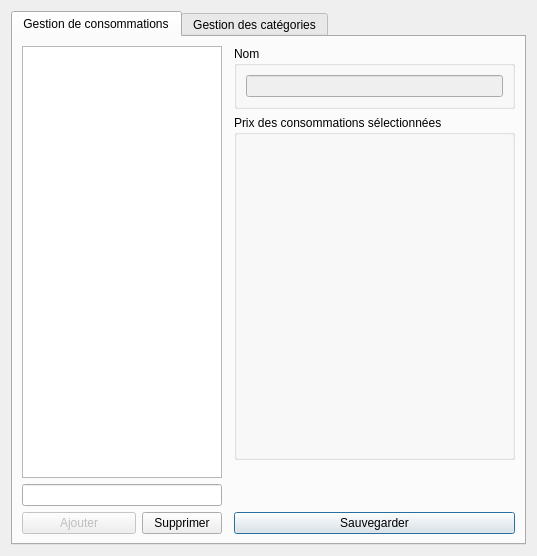
Old version of the form application/ui/products_management_window.ui in the repository nils-van-zuijlen/Enibar.
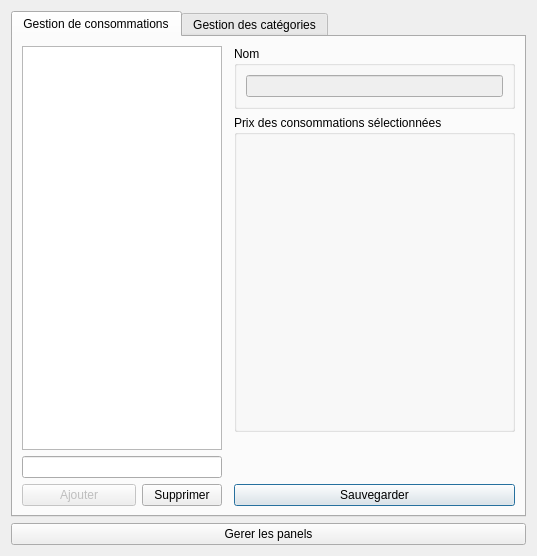
New version of the form. Custom widgets are drawn as their Qt base class.

Commit message: Add shortcuts between panels management and product management.

Diff of the .ui file:
```diff
--- a/application/ui/products_management_window.ui
+++ b/application/ui/products_management_window.ui
@@ -540,6 +540,13 @@
      </widget>
     </widget>
    </item>
+   <item row="1" column="0">
+    <widget class="QPushButton" name="panels_management_btn">
+     <property name="text">
+      <string>Gerer les panels</string>
+     </property>
+    </widget>
+   </item>
   </layout>
  </widget>
  <customwidgets>
```
Left out of the diff: 17 changed lines with no effect on the pictures. The commit also changes 4 other files.
